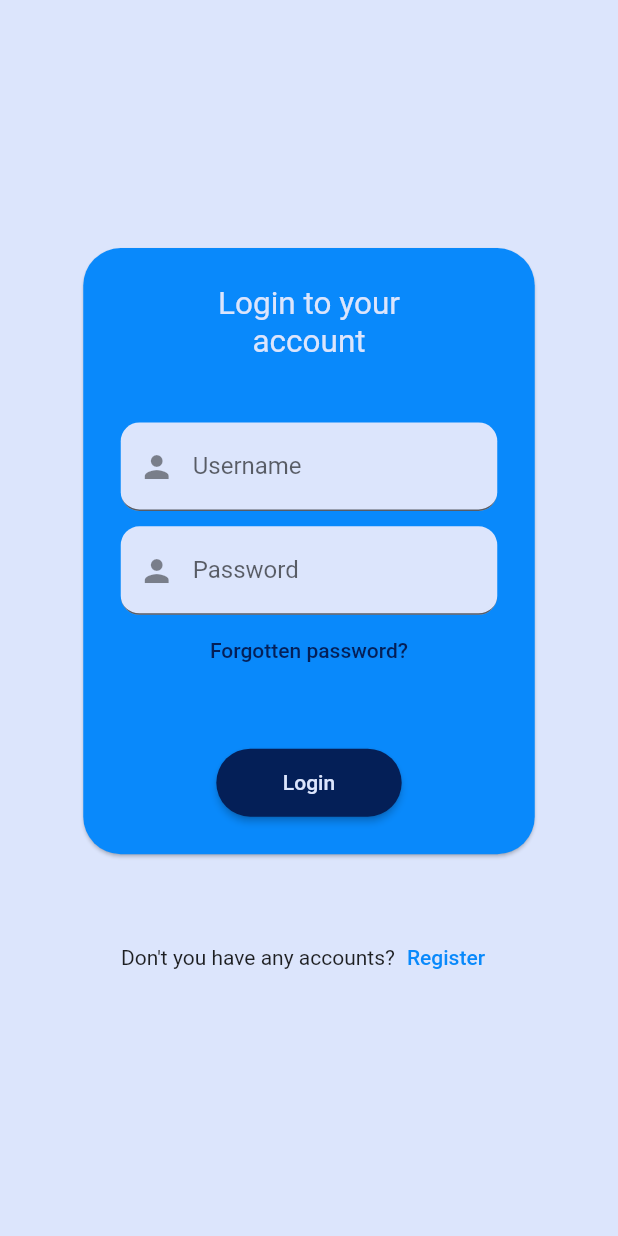
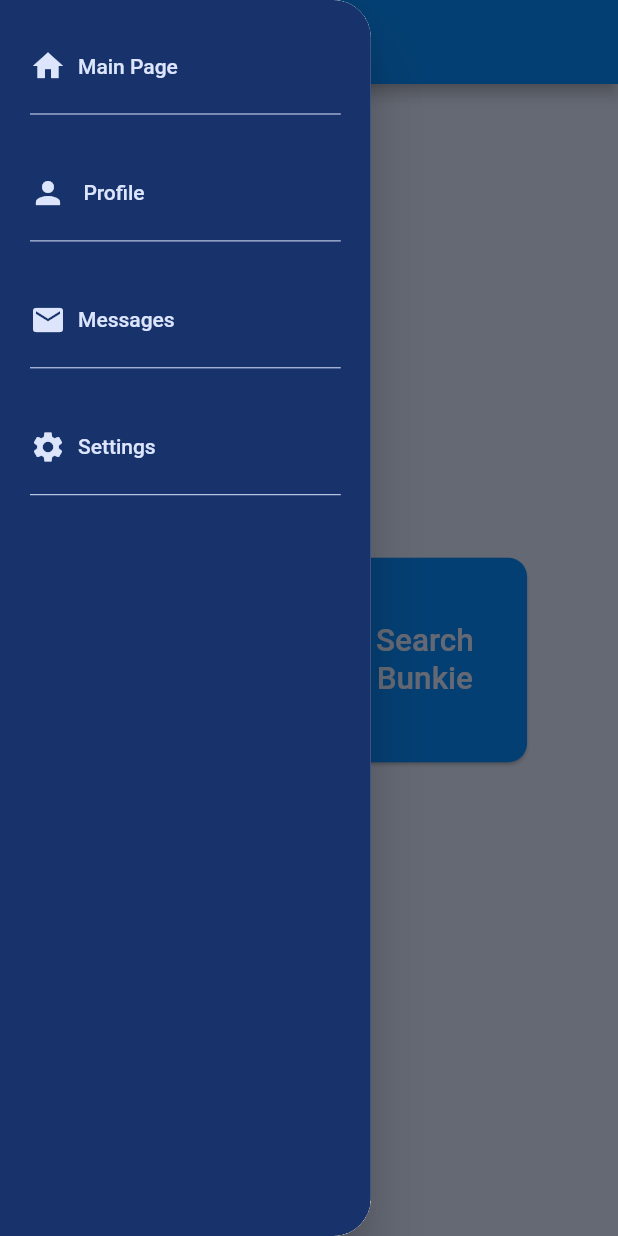
Before and after one commit to bunkieproject/bunkie_fe, a Flutter app: the screen it shows after launch, with the side drawer open (before the commit the screen has no drawer), on a phone screen of 412 x 824 dp. Run offline on Flutter 3.47's test engine with Material 2 defaults, Android fonts, the phone set to English and light mode, and no system bars.

Commit message:
BUN-71 : main page & sidebar

```diff
--- a/lib/main.dart
+++ b/lib/main.dart
@@ -1,3 +1,4 @@
+import 'package:app/page/main.dart';
 import 'package:flutter/material.dart';
 
 import 'package:app/page/login.dart';
@@ -14,7 +15,7 @@ class BunkieApp extends StatelessWidget {
   Widget build(BuildContext context) {
     return MaterialApp(
       title: 'bunkie',
-      home: LoginPage()
+      home: MainPage()
     );
   }
 }
--- /dev/null
+++ b/lib/page/main.dart
@@ -0,0 +1,81 @@
+import 'package:app/constants.dart';
+import 'package:flutter/material.dart';
+
+import '../widget/sidebar.dart';
+
+class MainPage extends StatefulWidget {
+  const MainPage({super.key});
+
+  @override
+  _MainPageState createState() => _MainPageState();
+}
+
+class _MainPageState extends State<MainPage> {
+
+  @override
+  Widget build(BuildContext context) {
+    double screenWidth = MediaQuery.of(context).size.width;
+    double screenHeight = MediaQuery.of(context).size.height;
+    return Scaffold(
+        backgroundColor: BunkieColors.light,
+        appBar: AppBar(
+          backgroundColor: BunkieColors.bright,
+        ),
+        drawer: BunkieSideBarNavigation(),
+        body: Center(
+            child: Row(
+          mainAxisAlignment: MainAxisAlignment.center,
+          children: [
+            SizedBox(
+              width: screenWidth * 0.35,
+              height: screenWidth * 0.35,
+              child: Card(
+                shape: RoundedRectangleBorder(
+                    borderRadius: BorderRadius.circular(12.5)),
+                color: BunkieColors.bright,
+                child: TextButton(
+                    onPressed: () => {},
+                    child: const Text(
+                      "Search Home",
+                      textAlign: TextAlign.center,
+                      textScaleFactor: BunkieText.large,
+                      style: TextStyle(color: BunkieColors.light),
+                    )),
+              ),
+            ),
+            SizedBox(
+              width: screenWidth * 0.025,
+            ),
+            SizedBox(
+              width: screenWidth * 0.35,
+              height: screenWidth * 0.35,
+              child: Card(
+                shape: RoundedRectangleBorder(
+                    borderRadius: BorderRadius.circular(12.5)),
+                color: BunkieColors.bright,
+                child: TextButton(
+                    onPressed: () => {},
+                    child: const Text(
+                      "Search Bunkie",
+                      textAlign: TextAlign.center,
+                      textScaleFactor: BunkieText.large,
+                      style: TextStyle(color: BunkieColors.light),
+                    )),
+              ),
+            )
+          ],
+        )));
+  }
+
+  /**
+  void _navigateToHouseSearchPage(BuildContext context) {
+    Navigator.of(context)
+        .push(MaterialPageRoute(builder: (context) => HouseSearchPage()));
+  }
+
+  void _navigateToBunkieSearchPage(BuildContext context) {
+    Navigator.of(context)
+        .push(MaterialPageRoute(builder: (context) => BunkieSearchPage()));
+  }
+   */
+}
--- a/lib/widget/sidebar.dart
+++ b/lib/widget/sidebar.dart
@@ -1,73 +1,54 @@
-import 'package:app/page/login.dart';
-import 'package:flutter/material.dart';
+import "package:app/constants.dart";
+import 'package:app/page/main.dart';
+import "package:flutter/material.dart";
 
-
-class SideBarNavigationWidget extends StatelessWidget {
-  final padding = EdgeInsets.symmetric(horizontal: 20);
+class BunkieSideBarNavigation extends StatelessWidget {
   @override
   Widget build(BuildContext context) {
-    final name = 'Sarah Abs';
-    final email = 'sarah@abs.com';
-    final urlImage =
-        'https://images.unsplash.com/photo-1494790108377-be9c29b29330?ixid=MnwxMjA3fDB8MHxwaG90by1wYWdlfHx8fGVufDB8fHx8&ixlib=rb-1.2.1&auto=format&fit=crop&w=634&q=80';
-
+    double screenWidth = MediaQuery.of(context).size.width;
+    double screenHeight = MediaQuery.of(context).size.height;
     return Drawer(
+      width: screenWidth * 0.6,
+      shape: const RoundedRectangleBorder(
+          borderRadius: BorderRadius.horizontal(right: Radius.circular(25.0))),
       child: Material(
-        color: Color.fromRGBO(50, 75, 205, 1),
+        color: BunkieColors.slate,
+        shape: const RoundedRectangleBorder(
+            borderRadius:
+                BorderRadius.horizontal(right: Radius.circular(25.0))),
         child: ListView(
           children: <Widget>[
-            buildHeader(
-              urlImage: urlImage,
-              name: name,
-              email: email,
-              onClicked: () => Navigator.of(context).push(MaterialPageRoute(
-                builder: (context) => LoginPage(),
-              )),
-            ),
             Container(
-              padding: padding,
+              padding: const EdgeInsets.all(20.0),
               child: Column(
                 children: [
-                  const SizedBox(height: 12),
-                  buildSearchField(),
-                  const SizedBox(height: 24),
-                  buildMenuItem(
-                    text: 'People',
-                    icon: Icons.people,
-                    onClicked: () => selectedItem(context, 0),
+                  _buildMenuItem(
+                    text: "Main Page",
+                    icon: Icons.home,
+                    onClicked: () => _navigateTo(context, 0),
                   ),
-                  const SizedBox(height: 16),
-                  buildMenuItem(
-                    text: 'Favourites',
-                    icon: Icons.favorite_border,
-                    onClicked: () => selectedItem(context, 1),
+                  const Divider(color: BunkieColors.light),
+                  SizedBox(height: screenHeight * 0.025),
+                  _buildMenuItem(
+                    text: "Profile",
+                    icon: Icons.person,
+                    onClicked: () => _navigateTo(context, 1),
                   ),
-                  const SizedBox(height: 16),
-                  buildMenuItem(
-                    text: 'Workflow',
-                    icon: Icons.workspaces_outline,
-                    onClicked: () => selectedItem(context, 2),
+                  const Divider(color: BunkieColors.light),
+                  SizedBox(height: screenHeight * 0.025),
+                  _buildMenuItem(
+                    text: "Messages",
+                    icon: Icons.email,
+                    onClicked: () => _navigateTo(context, 2),
                   ),
-                  const SizedBox(height: 16),
-                  buildMenuItem(
-                    text: 'Updates',
-                    icon: Icons.update,
-                    onClicked: () => selectedItem(context, 3),
+                  const Divider(color: BunkieColors.light),
+                  SizedBox(height: screenHeight * 0.025),
+                  _buildMenuItem(
+                    text: "Settings",
+                    icon: Icons.settings,
+                    onClicked: () => _navigateTo(context, 3),
                   ),
-                  const SizedBox(height: 24),
-                  Divider(color: Colors.white70),
-                  const SizedBox(height: 24),
-                  buildMenuItem(
-                    text: 'Plugins',
-                    icon: Icons.account_tree_outlined,
-                    onClicked: () => selectedItem(context, 4),
-                  ),
-                  const SizedBox(height: 16),
-                  buildMenuItem(
-                    text: 'Notifications',
-                    icon: Icons.notifications_outlined,
-                    onClicked: () => selectedItem(context, 5),
-                  ),
+                  const Divider(color: BunkieColors.light)
                 ],
               ),
             ),
@@ -77,97 +58,33 @@ class SideBarNavigationWidget extends StatelessWidget {
     );
   }
 
-  Widget buildHeader({
-    required String urlImage,
-    required String name,
-    required String email,
-    required VoidCallback onClicked,
-  }) =>
-      InkWell(
-        onTap: onClicked,
-        child: Container(
-          padding: padding.add(EdgeInsets.symmetric(vertical: 40)),
-          child: Row(
-            children: [
-              CircleAvatar(radius: 30, backgroundImage: NetworkImage(urlImage)),
-              SizedBox(width: 20),
-              Column(
-                crossAxisAlignment: CrossAxisAlignment.start,
-                children: [
-                  Text(
-                    name,
-                    style: TextStyle(fontSize: 20, color: Colors.white),
-                  ),
-                  const SizedBox(height: 4),
-                  Text(
-                    email,
-                    style: TextStyle(fontSize: 14, color: Colors.white),
-                  ),
-                ],
-              ),
-              Spacer(),
-              CircleAvatar(
-                radius: 24,
-                backgroundColor: Color.fromRGBO(30, 60, 168, 1),
-                child: Icon(Icons.add_comment_outlined, color: Colors.white),
-              )
-            ],
-          ),
-        ),
-      );
-
-  Widget buildSearchField() {
-    final color = Colors.white;
-
-    return TextField(
-      style: TextStyle(color: color),
-      decoration: InputDecoration(
-        contentPadding: EdgeInsets.symmetric(horizontal: 20, vertical: 15),
-        hintText: 'Search',
-        hintStyle: TextStyle(color: color),
-        prefixIcon: Icon(Icons.search, color: color),
-        filled: true,
-        fillColor: Colors.white12,
-        enabledBorder: OutlineInputBorder(
-          borderRadius: BorderRadius.circular(5),
-          borderSide: BorderSide(color: color.withOpacity(0.7)),
-        ),
-        focusedBorder: OutlineInputBorder(
-          borderRadius: BorderRadius.circular(5),
-          borderSide: BorderSide(color: color.withOpacity(0.7)),
-        ),
-      ),
-    );
-  }
-
-  Widget buildMenuItem({
+  Widget _buildMenuItem({
     required String text,
     required IconData icon,
     VoidCallback? onClicked,
   }) {
-    final color = Colors.white;
-    final hoverColor = Colors.white70;
+    final color = BunkieColors.light;
 
-    return ListTile(
-      leading: Icon(icon, color: color),
-      title: Text(text, style: TextStyle(color: color)),
-      hoverColor: hoverColor,
-      onTap: onClicked,
+    return Row(
+      children: [
+        Icon(icon, color: color),
+        TextButton(
+            onPressed: onClicked,
+            child: Text(
+              text,
+              style: TextStyle(color: color),
+            ))
+      ],
     );
   }
 
-  void selectedItem(BuildContext context, int index) {
+  void _navigateTo(BuildContext context, int index) {
     Navigator.of(context).pop();
 
     switch (index) {
       case 0:
         Navigator.of(context).push(MaterialPageRoute(
-          builder: (context) => LoginPage(),
-        ));
-        break;
-      case 1:
-        Navigator.of(context).push(MaterialPageRoute(
-          builder: (context) => LoginPage(),
+          builder: (context) => const MainPage(),
         ));
         break;
     }
```
